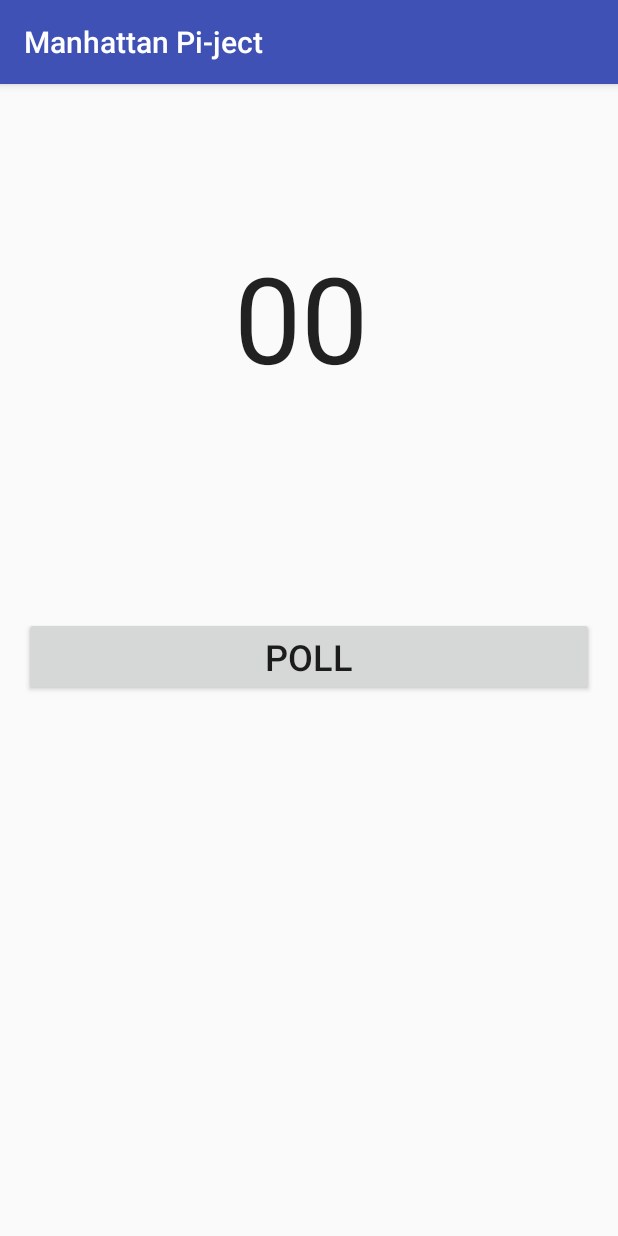
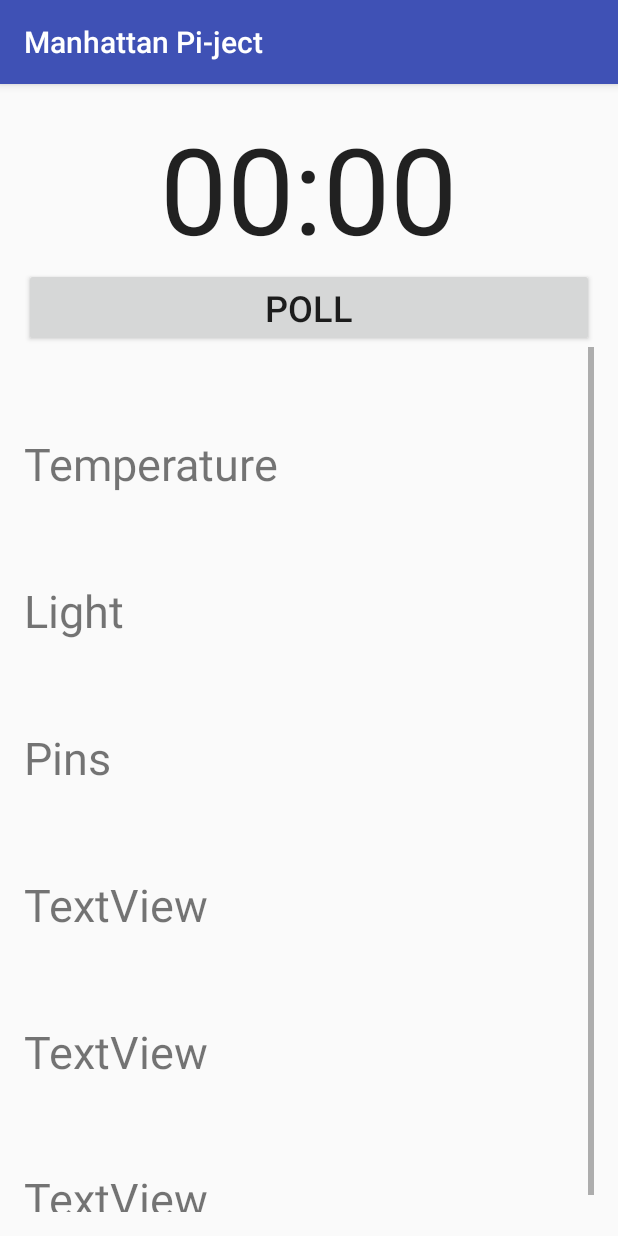
Before and after one commit to FermiFriends/Manhattan-Pi-ject, an Android app: the DisarmBombActivity screen opened directly, with no data from a screen before it, on a phone screen of 412 x 824 dp. Run offline under Robolectric (Android 15) with nearby library versions, the phone set to English and light mode, and no system bars.

Commit message:
[DD][RJ] Implemented JSON parsing in DisarmBombActivity.java. Fiexed bug with scrolling TextViews.

```diff
--- a/ManhattanPi-ject/app/build.gradle
+++ b/ManhattanPi-ject/app/build.gradle
@@ -26,6 +26,7 @@ dependencies {
     })
     compile 'com.android.support:appcompat-v7:25.1.1'
     testCompile 'junit:junit:4.12'
-//    compile 'me.aflak.libraries:bluetooth:1.2.4'
+    //    compile 'me.aflak.libraries:bluetooth:1.2.4'
     compile 'com.akexorcist:bluetoothspp:1.0.0'
+    apk files('build/json-20160810.jar')
 }
--- a/ManhattanPi-ject/app/src/main/java/com/example/fermifriends/manhattanpi_ject/DisarmBombActivity.java
+++ b/ManhattanPi-ject/app/src/main/java/com/example/fermifriends/manhattanpi_ject/DisarmBombActivity.java
@@ -7,6 +7,10 @@ import android.os.Bundle;
 import android.util.Log;
 import android.view.View;
 import android.widget.TextView;
+import android.widget.Toast;
+
+import org.json.JSONException;
+import org.json.JSONObject;
 
 import java.io.BufferedReader;
 import java.io.IOException;
@@ -17,10 +21,14 @@ import java.net.URL;
 import java.util.Timer;
 import java.util.TimerTask;
 
+import static android.widget.Toast.makeText;
+
 public class DisarmBombActivity extends AppCompatActivity {
     private static final int NUM_SECONDS_FOR_READ_TIMEOUT = 10;
     private static final int NUM_TICKS_PER_SECOND = 1000;
+    private static final int INVALID = -1;
     private static final String SERVER_URL = "http://129.31.192.121:5000/test";
+    private boolean doPoll = true;
 
     @Override
     protected void onCreate(Bundle savedInstanceState) {
@@ -38,13 +46,16 @@ public class DisarmBombActivity extends AppCompatActivity {
                 handler.post(new Runnable() {
                     @Override
                     public void run() {
-                        AsyncHttpTask asyncHttpTask = new AsyncHttpTask();
-                        asyncHttpTask.execute(SERVER_URL);
+                        if (doPoll) {
+                            AsyncHttpTask asyncHttpTask = new AsyncHttpTask();
+                            asyncHttpTask.execute(SERVER_URL);
+                        }
                     }
                 });
             }
         };
-        timer.scheduleAtFixedRate(getDataRegularly, 0, 1000);
+
+        timer.scheduleAtFixedRate(getDataRegularly, 0, NUM_TICKS_PER_SECOND);
     }
 
     public void getData(View view) {
@@ -113,7 +124,28 @@ public class DisarmBombActivity extends AppCompatActivity {
     }
 
     private void updateData(String string) {
-        TextView textView = (TextView) findViewById(R.id.textView);
-        textView.setText(string);
+        JSONObject jsonObject;
+        try {
+            jsonObject = new JSONObject(string);
+            doPoll = true;
+        } catch (JSONException | NullPointerException e) {
+            e.printStackTrace();
+            doPoll = false;
+            Toast pollFailToast = Toast.makeText(this, "Polling server failed - press doPoll to retry", Toast.LENGTH_LONG);
+            pollFailToast.show();
+            return;
+        }
+
+        int temp_delta = INVALID;
+        int light_delta = INVALID;
+        try {
+            temp_delta = (int) jsonObject.get("TEMP_DELTA");
+            light_delta = (int) jsonObject.get("LIGHT_DELTA");
+
+        } catch (JSONException | NullPointerException e) {
+            e.printStackTrace();
+        }
+        ((TextView) findViewById(R.id.tempText)).setText(temp_delta);
+        ((TextView) findViewById(R.id.lightText)).setText(light_delta);
     }
 }
--- a/ManhattanPi-ject/app/src/main/java/com/example/fermifriends/manhattanpi_ject/MainActivity.java
+++ b/ManhattanPi-ject/app/src/main/java/com/example/fermifriends/manhattanpi_ject/MainActivity.java
@@ -9,16 +9,11 @@ import android.content.IntentFilter;
 import android.support.v7.app.AppCompatActivity;
 import android.os.Bundle;
 import android.view.View;
-import android.widget.Button;
 
 public class MainActivity extends AppCompatActivity {
 
-    @Override
-    protected void onCreate(Bundle savedInstanceState) {
-        super.onCreate(savedInstanceState);
-        setContentView(R.layout.activity_main);
-        final BluetoothAdapter bluetoothAdapter = BluetoothAdapter.getDefaultAdapter();
-        final BroadcastReceiver receiver = new BroadcastReceiver() {
+    public static final BluetoothAdapter BLUETOOTH_ADAPTER = BluetoothAdapter.getDefaultAdapter();
+    private static final BroadcastReceiver RECEIVER = new BroadcastReceiver() {
         @Override
         public void onReceive(Context context, Intent intent) {
             String action = intent.getAction();
@@ -29,12 +24,19 @@ public class MainActivity extends AppCompatActivity {
             }
         }
     };
-        registerReceiver(receiver, new IntentFilter(BluetoothDevice.ACTION_FOUND));
-        Button button = (Button) findViewById(R.id.playButton);
-        button.setOnClickListener(new View.OnClickListener(){
-            public void onClick(View v) {
-                bluetoothAdapter.startDiscovery();
+    @Override
+    protected void onCreate(Bundle savedInstanceState) {
+        super.onCreate(savedInstanceState);
+        setContentView(R.layout.activity_main);
+        registerReceiver(RECEIVER, new IntentFilter(BluetoothDevice.ACTION_FOUND));
     }
-        });
+
+    public void refreshRSSI(View view) {
+        BLUETOOTH_ADAPTER.startDiscovery();
+    }
+
+    public void findBomb(View view) {
+        Intent intent = new Intent(this, FindBombActivity.class);
+        startActivity(intent);
     }
 }
--- a/ManhattanPi-ject/app/src/main/res/layout/activity_disarm_bomb.xml
+++ b/ManhattanPi-ject/app/src/main/res/layout/activity_disarm_bomb.xml
@@ -10,34 +10,98 @@
     android:paddingTop="@dimen/activity_vertical_margin"
     tools:context="com.example.fermifriends.manhattanpi_ject.DisarmBombActivity">
 
+    <LinearLayout
+        android:orientation="vertical"
+        android:layout_width="match_parent"
+        android:layout_height="match_parent"
+        android:layout_alignParentTop="true"
+        android:layout_alignParentLeft="true"
+        android:layout_alignParentStart="true">
+
         <Chronometer
-        android:layout_marginTop="86dp"
             android:id="@+id/bombChronometer"
-        android:layout_alignParentTop="true"
-        android:layout_centerHorizontal="true"
-        android:layout_width="100dp"
-        android:layout_height="100dp"
-        android:textSize="80sp" />
-
-    <TextView
-        android:text="TextView"
-        android:layout_width="match_parent"
-        android:layout_height="wrap_content"
-        android:layout_below="@+id/bombChronometer"
-        android:layout_centerHorizontal="true"
-        android:layout_marginTop="57dp"
-        android:id="@+id/textView"
-        android:textSize="30dp" />
+            android:layout_width="wrap_content"
+            android:textSize="80sp"
+            android:layout_gravity="center"
+            android:layout_centerHorizontal="false"
+            android:layout_height="wrap_content" />
 
         <Button
             android:text="Poll"
             android:layout_width="match_parent"
             android:layout_height="wrap_content"
-        android:layout_marginTop="55dp"
             android:id="@+id/button"
             android:textSize="24dp"
             android:layout_below="@+id/textView"
             android:layout_alignParentLeft="true"
             android:layout_alignParentStart="true"
             android:onClick="getData" />
+
+        <ScrollView
+            android:layout_width="match_parent"
+            android:layout_height="match_parent">
+
+            <LinearLayout
+                android:layout_width="match_parent"
+                android:layout_height="wrap_content"
+                android:orientation="vertical" >
+
+                <TextView
+                    android:text="Temperature"
+                    android:layout_width="match_parent"
+                    android:layout_height="wrap_content"
+                    android:layout_centerHorizontal="true"
+                    android:layout_marginTop="57dp"
+                    android:id="@+id/tempText"
+                    android:textSize="30dp" />
+
+                <TextView
+                    android:text="Light"
+                    android:layout_width="match_parent"
+                    android:layout_height="wrap_content"
+                    android:layout_centerHorizontal="true"
+                    android:layout_marginTop="57dp"
+                    android:id="@+id/lightText"
+                    android:textSize="30dp" />
+
+                <TextView
+                    android:text="Pins"
+                    android:layout_width="match_parent"
+                    android:layout_height="wrap_content"
+                    android:layout_centerHorizontal="true"
+                    android:layout_marginTop="57dp"
+                    android:id="@+id/pinsText"
+                    android:textSize="30dp" />
+
+                <TextView
+                    android:text="TextView"
+                    android:layout_width="match_parent"
+                    android:layout_height="wrap_content"
+                    android:layout_centerHorizontal="true"
+                    android:layout_marginTop="57dp"
+                    android:id="@+id/textView7"
+                    android:textSize="30dp" />
+
+                <TextView
+                    android:text="TextView"
+                    android:layout_width="match_parent"
+                    android:layout_height="wrap_content"
+                    android:layout_centerHorizontal="true"
+                    android:layout_marginTop="57dp"
+                    android:id="@+id/textView8"
+                    android:textSize="30dp" />
+
+                <TextView
+                    android:text="TextView"
+                    android:layout_width="match_parent"
+                    android:layout_height="wrap_content"
+                    android:layout_centerHorizontal="true"
+                    android:layout_marginTop="57dp"
+                    android:id="@+id/textView"
+                    android:textSize="30dp" />
+            </LinearLayout>
+        </ScrollView>
+
+    </LinearLayout>
+
 </RelativeLayout>
--- a/ManhattanPi-ject/app/src/main/res/layout/activity_main.xml
+++ b/ManhattanPi-ject/app/src/main/res/layout/activity_main.xml
@@ -24,7 +24,15 @@
             android:text="Play"
             android:layout_width="match_parent"
             android:layout_height="wrap_content"
+            android:onClick="findBomb"
             android:id="@+id/playButton" />
+
+        <Button
+            android:text="Refresh RSSI"
+            android:layout_width="match_parent"
+            android:layout_height="wrap_content"
+            android:onClick="refreshRSSI"
+            android:id="@+id/refreshRSSI" />
 
         <Switch
             android:text="Setting 1"
@@ -57,5 +65,6 @@
             android:id="@+id/switch4"
             android:textSize="24dp"
             android:paddingTop="20dp" />
+
     </LinearLayout>
 </RelativeLayout>
```
Lines whose indentation alone changed are shown as unchanged.
